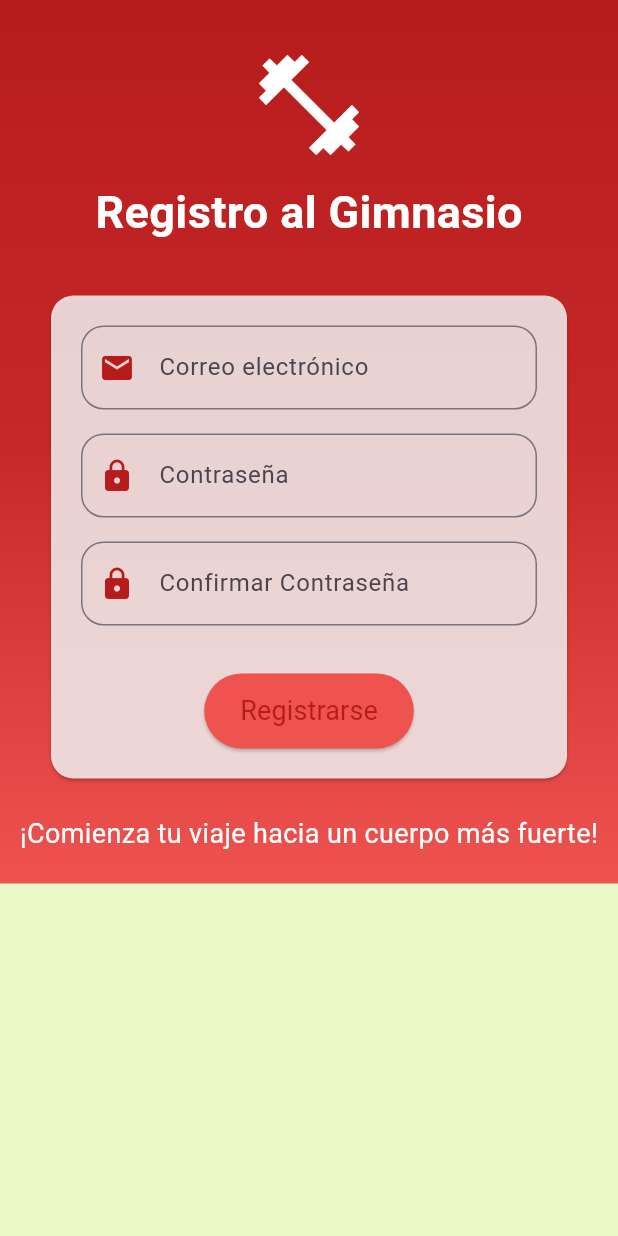
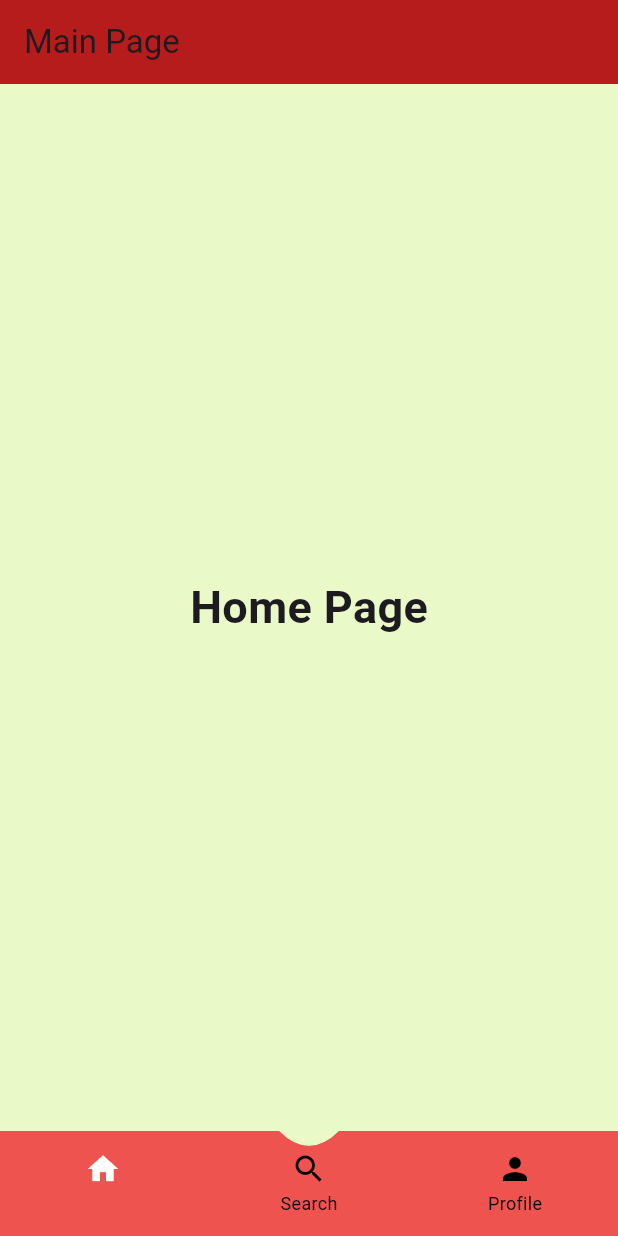
Before and after one commit to ripleyos/ProyectoGimnasio, a Flutter app: the screen it shows after launch, on a phone screen of 412 x 824 dp. Run offline on Flutter 3.47's test engine with Material 3 defaults, Android fonts, the phone set to English and light mode, and no system bars; our stand-ins replace flutter_secure_storage; statements that could not run were skipped.

Commit message:
registro con el nav

```diff
--- /dev/null
+++ b/trabajologinflutter/lib/Pages/main_page.dart
@@ -0,0 +1,128 @@
+import 'package:flutter/material.dart';
+
+class MainPage extends StatefulWidget {
+  @override
+  _MainPageState createState() => _MainPageState();
+}
+
+class _MainPageState extends State<MainPage> {
+  int _selectedIndex = 0;
+
+  static const List<Widget> _widgetOptions = <Widget>[
+    Text(
+      'Home Page',
+      style: TextStyle(fontSize: 30, fontWeight: FontWeight.bold),
+    ),
+    Text(
+      'Search Page',
+      style: TextStyle(fontSize: 30, fontWeight: FontWeight.bold),
+    ),
+    Text(
+      'Profile Page',
+      style: TextStyle(fontSize: 30, fontWeight: FontWeight.bold),
+    ),
+  ];
+
+  void _onItemTapped(int index) {
+    setState(() {
+      _selectedIndex = index;
+    });
+  }
+
+  @override
+  Widget build(BuildContext context) {
+    return Scaffold(
+      appBar: AppBar(
+        title: Text('Main Page'),
+        backgroundColor: Color(0xFFB71C1C), // Rojo oscuro
+      ),
+      body: Center(
+        child: _widgetOptions.elementAt(_selectedIndex),
+      ),
+      bottomNavigationBar: CurvedNavigationBar(
+        currentIndex: _selectedIndex,
+        onTap: _onItemTapped,
+      ),
+    );
+  }
+}
+
+class CurvedNavigationBar extends StatelessWidget {
+  final int currentIndex;
+  final Function(int) onTap;
+
+  const CurvedNavigationBar({
+    required this.currentIndex,
+    required this.onTap,
+  });
+
+  @override
+  Widget build(BuildContext context) {
+    return ClipPath(
+      clipper: CurvedNavClipper(), // ClipPath con forma curva
+      child: Container(
+        height: 70, // Altura ajustable para estética
+        decoration: BoxDecoration(
+          color: Color(0xFFEF5350), // Rojo claro
+          boxShadow: [
+            BoxShadow(
+              color: Colors.black26,
+              offset: Offset(0, -1),
+              blurRadius: 10,
+            ),
+          ],
+        ),
+        child: BottomNavigationBar(
+          items: const <BottomNavigationBarItem>[
+            BottomNavigationBarItem(
+              icon: Icon(Icons.home),
+              label: 'Home',
+            ),
+            BottomNavigationBarItem(
+              icon: Icon(Icons.search),
+              label: 'Search',
+            ),
+            BottomNavigationBarItem(
+              icon: Icon(Icons.person),
+              label: 'Profile',
+            ),
+          ],
+          currentIndex: currentIndex,
+          selectedItemColor: Colors.white,
+          unselectedItemColor: Colors.black,
+          onTap: onTap,
+          backgroundColor: Colors.transparent, // Para el efecto de borde
+          elevation: 0,
+          showSelectedLabels: false,
+        ),
+      ),
+    );
+  }
+}
+
+class CurvedNavClipper extends CustomClipper<Path> {
+  @override
+  Path getClip(Size size) {
+    Path path = Path();
+    double curveHeight = 20;
+
+    // Forma curva con suavidad
+    path.lineTo(size.width / 2 - curveHeight, 0);
+    path.quadraticBezierTo(
+      size.width / 2,
+      curveHeight,
+      size.width / 2 + curveHeight,
+      0,
+    );
+
+    path.lineTo(size.width, 0);
+    path.lineTo(size.width, size.height);
+    path.lineTo(0, size.height);
+    path.close();
+
+    return path;
+  }
+
+  @override
+  bool shouldReclip(CurvedNavClipper oldClipper) => false;
+}
--- a/trabajologinflutter/lib/Pages/registro_page.dart
+++ b/trabajologinflutter/lib/Pages/registro_page.dart
@@ -58,7 +58,6 @@ class _RegistroPageState extends State<RegistroPage> {
   @override
   Widget build(BuildContext context) {
     return Scaffold(
-      extendBodyBehindAppBar: true, // Para evitar el hueco amarillo
       body: SafeArea(
         child: Container(
           decoration: BoxDecoration(
@@ -72,12 +71,20 @@ class _RegistroPageState extends State<RegistroPage> {
               ],
             ),
           ),
-          child: SingleChildScrollView(
+          child: Padding(
+            padding: const EdgeInsets.all(16.0),
             child: Column(
+              mainAxisAlignment: MainAxisAlignment.center,
               crossAxisAlignment: CrossAxisAlignment.center,
               children: [
                 _buildHeader(),
-                _buildForm(),
+                SizedBox(height: 20),
+                Expanded(
+                  child: SingleChildScrollView(
+                    child: _buildForm(),
+                  ),
+                ),
+                SizedBox(height: 20),
                 _buildFooter(),
               ],
             ),
@@ -88,12 +95,10 @@ class _RegistroPageState extends State<RegistroPage> {
   }
 
   Widget _buildHeader() {
-    return Padding(
-      padding: const EdgeInsets.symmetric(vertical: 30),
-      child: Column(
+    return Column(
       children: [
         Icon(
-            Icons.fitness_center, // Icono de gimnasio
+          Icons.fitness_center,
           color: Colors.white,
           size: 80,
         ),
@@ -107,20 +112,17 @@ class _RegistroPageState extends State<RegistroPage> {
           ),
         ),
       ],
-      ),
     );
   }
 
   Widget _buildForm() {
-    return Padding(
-      padding: const EdgeInsets.symmetric(horizontal: 30),
-      child: Card(
+    return Card(
       shape: RoundedRectangleBorder(
         borderRadius: BorderRadius.circular(15),
       ),
-        color: Colors.white.withOpacity(0.8),
+      color: Colors.white,
       child: Padding(
-          padding: const EdgeInsets.all(20),
+        padding: const EdgeInsets.all(16.0),
         child: Column(
           children: [
             _buildInputField(
@@ -155,21 +157,19 @@ class _RegistroPageState extends State<RegistroPage> {
                   'Registrarse',
                   style: TextStyle(
                     fontSize: 18,
-                      fontWeight: FontWeight.normal ,
+                    fontWeight: FontWeight.bold,
                     color: Color(0xFFB71C1C), // Rojo oscuro
                   ),
                 ),
               ),
               style: ElevatedButton.styleFrom(
                 primary: Color(0xFFEF5350), // Rojo claro
-                  onPrimary: Color(0xFFB71C1C), // Rojo oscuro
                 shape: RoundedRectangleBorder(
                   borderRadius: BorderRadius.circular(30),
                 ),
               ),
             ),
           ],
-          ),
         ),
       ),
     );
@@ -182,7 +182,7 @@ class _RegistroPageState extends State<RegistroPage> {
         '¡Comienza tu viaje hacia un cuerpo más fuerte!',
         style: TextStyle(
           fontSize: 18,
-          fontWeight: FontWeight.normal,
+          fontWeight: FontWeight.bold,
           color: Colors.white,
         ),
       ),
@@ -196,7 +196,7 @@ class _RegistroPageState extends State<RegistroPage> {
     bool isPassword = false,
   }) {
     return TextFormField(
-      controller: controller,
+      controller: controller, // Aquí se especifica el controlador
       decoration: InputDecoration(
         labelText: labelText,
         prefixIcon: Icon(icon, color: Color(0xFFB71C1C)), // Rojo oscuro
--- a/trabajologinflutter/lib/main.dart
+++ b/trabajologinflutter/lib/main.dart
@@ -1,3 +1,4 @@
+import 'package:trabajologinflutter/Pages/main_page.dart';
 import 'package:trabajologinflutter/Pages/registro_page.dart';
 import 'package:trabajologinflutter/providers/cart_provider.dart';
 import 'package:trabajologinflutter/providers/login_form_provider.dart';
@@ -34,7 +35,7 @@ class MyApp extends StatelessWidget {
       title: 'Ejemplo Provider',
       initialRoute: 'login',
       routes: {
-        'login': ( _ ) => RegistroPage(),
+        'login': ( _ ) => MainPage(),
         'home' : ( _ ) => RegistroPage(),
       },
       theme: ThemeData.light().copyWith(
```
Lines whose indentation alone changed are shown as unchanged.
